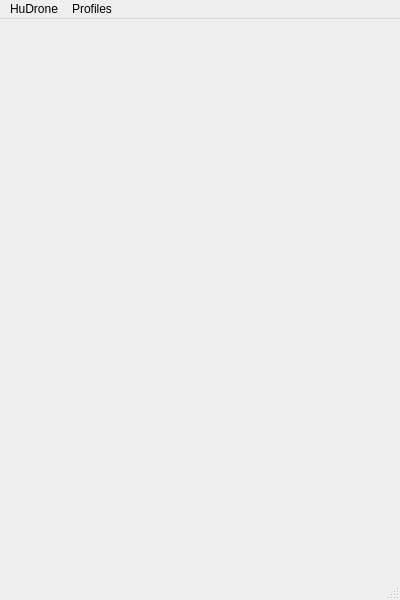
This is DESKTOP/app/mainwindow.ui in houdini22/HuDrone as Qt 5 draws it before an edit. The edited form follows.
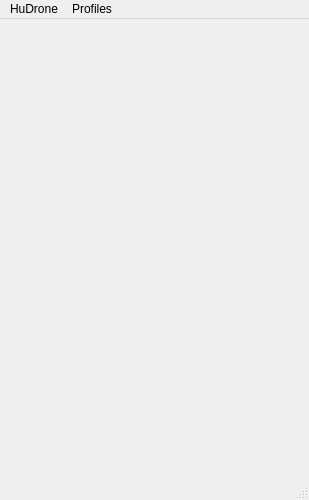
This is the edited form.

What changed in the file:
```diff
--- a/DESKTOP/app/mainwindow.ui
+++ b/DESKTOP/app/mainwindow.ui
@@ -6,8 +6,8 @@
    <rect>
     <x>0</x>
     <y>0</y>
-    <width>400</width>
-    <height>600</height>
+    <width>309</width>
+    <height>500</height>
    </rect>
   </property>
   <property name="sizePolicy">
@@ -32,7 +32,7 @@
     <rect>
      <x>0</x>
      <y>0</y>
-     <width>400</width>
+     <width>309</width>
      <height>21</height>
     </rect>
    </property>
```
